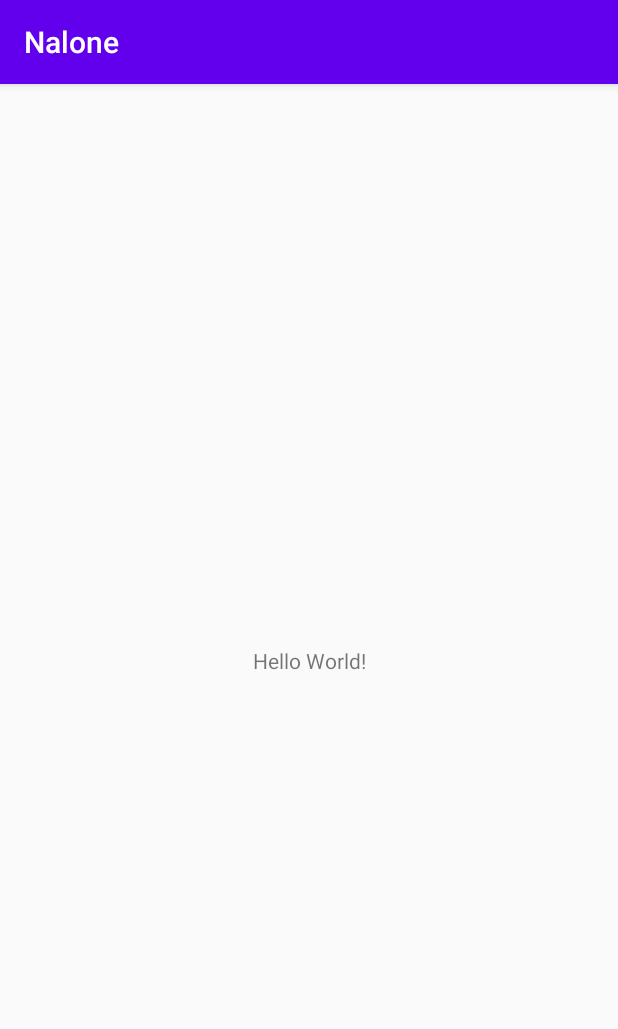
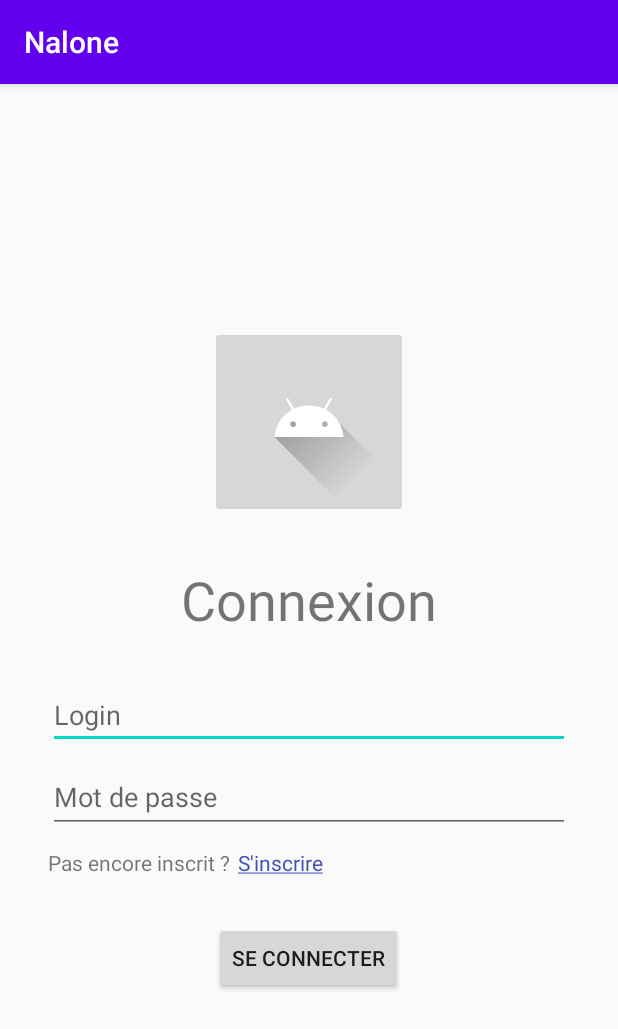
Before and after one commit to Rezappli/Nalone, an Android app: the screen it shows after launch (MainActivity), on a phone screen of 412 x 824 dp. Shown: the top 1029 px of the screen. Run offline under Robolectric (Android 15) with nearby library versions, the phone set to English and light mode, and no system bars.

Commit message:
Connexion + Inscription

```diff
--- a/app/build.gradle
+++ b/app/build.gradle
@@ -26,6 +26,7 @@ dependencies {
     implementation fileTree(dir: "libs", include: ["*.jar"])
     implementation 'androidx.appcompat:appcompat:1.2.0'
     implementation 'androidx.constraintlayout:constraintlayout:2.0.1'
+    implementation 'com.google.android.material:material:1.2.1'
     testImplementation 'junit:junit:4.12'
     androidTestImplementation 'androidx.test.ext:junit:1.1.2'
     androidTestImplementation 'androidx.test.espresso:espresso-core:3.3.0'
--- a/app/src/main/AndroidManifest.xml
+++ b/app/src/main/AndroidManifest.xml
@@ -9,6 +9,7 @@
         android:roundIcon="@mipmap/ic_launcher_round"
         android:supportsRtl="true"
         android:theme="@style/AppTheme">
+        <activity android:name=".SignUpActivity"></activity>
         <activity android:name=".MainActivity">
             <intent-filter>
                 <action android:name="android.intent.action.MAIN" />
--- a/app/src/main/java/com/example/nalone/MainActivity.java
+++ b/app/src/main/java/com/example/nalone/MainActivity.java
@@ -2,13 +2,29 @@ package com.example.nalone;
 
 import androidx.appcompat.app.AppCompatActivity;
 
+import android.content.Intent;
 import android.os.Bundle;
+import android.view.View;
+import android.widget.Button;
+import android.widget.TextView;
 
 public class MainActivity extends AppCompatActivity {
-
+    private TextView textViewSinscrire;
     @Override
+    //t'es nul boloss
+    // pire méthode
     protected void onCreate(Bundle savedInstanceState) {
         super.onCreate(savedInstanceState);
         setContentView(R.layout.activity_main);
+
+        textViewSinscrire = (TextView) findViewById(R.id.textView3);
+
+        textViewSinscrire.setOnClickListener(new View.OnClickListener() {
+            @Override
+            public void onClick(View view) {
+                Intent signIn = new Intent(getBaseContext(), SignUpActivity.class);
+                startActivityForResult(signIn, 0);
+            }
+        });
     }
 }
--- a/app/src/main/res/layout/activity_main.xml
+++ b/app/src/main/res/layout/activity_main.xml
@@ -6,13 +6,86 @@
     android:layout_height="match_parent"
     tools:context=".MainActivity">
 
-    <TextView
-        android:layout_width="wrap_content"
+    <LinearLayout
+        android:layout_width="0dp"
         android:layout_height="wrap_content"
-        android:text="Hello World!"
+        android:layout_marginStart="32dp"
+        android:layout_marginEnd="32dp"
+        android:gravity="center_horizontal"
+        android:orientation="vertical"
         app:layout_constraintBottom_toBottomOf="parent"
-        app:layout_constraintLeft_toLeftOf="parent"
-        app:layout_constraintRight_toRightOf="parent"
-        app:layout_constraintTop_toTopOf="parent" />
+        app:layout_constraintEnd_toEndOf="parent"
+        app:layout_constraintStart_toStartOf="parent"
+        app:layout_constraintTop_toTopOf="parent">
 
+        <ImageButton
+            android:id="@+id/imageButton"
+            android:layout_width="wrap_content"
+            android:layout_height="wrap_content"
+            app:srcCompat="@drawable/ic_launcher_foreground" />
+
+        <TextView
+            android:id="@+id/textView2"
+            android:layout_width="match_parent"
+            android:layout_height="wrap_content"
+            android:layout_marginTop="30dp"
+            android:layout_marginBottom="30dp"
+            android:text="@string/connexion"
+            android:textAlignment="center"
+            android:textSize="36sp" />
+
+        <EditText
+            android:id="@+id/editTextTextEmailAddress"
+            android:layout_width="match_parent"
+            android:layout_height="wrap_content"
+            android:ems="10"
+            android:hint="@string/hintLogin"
+            android:inputType="textEmailAddress" />
+
+        <com.google.android.material.textfield.TextInputLayout
+            android:layout_width="match_parent"
+            android:layout_height="wrap_content">
+
+            <EditText
+                android:id="@+id/editTextTextPassword"
+                android:layout_width="match_parent"
+                android:layout_height="match_parent"
+                android:layout_weight="1"
+                android:ems="10"
+                android:hint="@string/hintPass"
+                android:inputType="textPassword" />
+        </com.google.android.material.textfield.TextInputLayout>
+
+        <LinearLayout
+            android:layout_width="match_parent"
+            android:layout_height="match_parent"
+            android:layout_marginTop="10dp"
+            android:orientation="horizontal">
+
+            <TextView
+                android:id="@+id/textView"
+                android:layout_width="wrap_content"
+                android:layout_height="wrap_content"
+                android:layout_marginEnd="5dp"
+                android:text="@string/pasInscrit"
+                android:textAlignment="inherit" />
+
+            <TextView
+                android:id="@+id/textView3"
+                android:layout_width="wrap_content"
+                android:layout_height="wrap_content"
+                android:layout_weight="1"
+                android:text="@string/lienSignIn"
+                android:textColor="#3F51B5" />
+        </LinearLayout>
+
+        <Button
+            android:id="@+id/button"
+            android:layout_width="wrap_content"
+            android:layout_height="wrap_content"
+            android:layout_marginTop="30dp"
+            android:layout_weight="0"
+            android:text="@string/buttonConnexion" />
+
+    </LinearLayout>
 </androidx.constraintlayout.widget.ConstraintLayout>
--- a/app/src/main/res/values/strings.xml
+++ b/app/src/main/res/values/strings.xml
@@ -1,3 +1,23 @@
 <resources>
     <string name="app_name">Nalone</string>
+    <string name="connexion"> Connexion </string>
+    <string name="hintLogin"> Login </string>
+    <string name="hintPass"> Mot de passe </string>
+    <string name="pasInscrit"> Pas encore inscrit ?</string>
+    <string name="lienSignIn"><u>S\'inscrire</u>  </string>
+    <string name="buttonConnexion"> Se connecter </string>
+    <string name="titleSignUp"> S\'inscrire </string>
+    <string name="homme"> Homme </string>
+    <string name="femme"> Femme </string>
+    <string name="nom"> Nom </string>
+    <string name="prenom"> Prenom </string>
+    <string name="adresse"> Adresse </string>
+    <string name="date"> Date de naissance (JJ/MM/YYYY) </string>
+    <string name="departement"> Département </string>
+    <string name="numeroTel"> Numéro de téléphone</string>
+    <string name="suivant"> Suivant </string>
+
+
+
+
 </resources>
```
Also changed, not shown: app/src/main/java/com/example/nalone/SignUpActivity.java (added, +14 -0 lines), app/src/main/res/layout/activity_signup.xml (added, +110 -0 lines).
